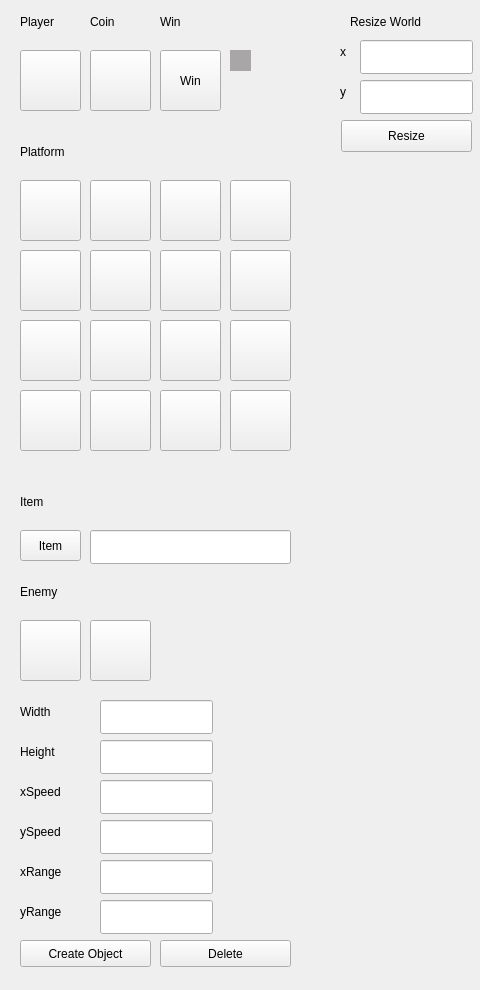
This is MapMaker/mainwindow.ui in bstee615/project as Qt 5 draws it before an edit. The edited form follows.
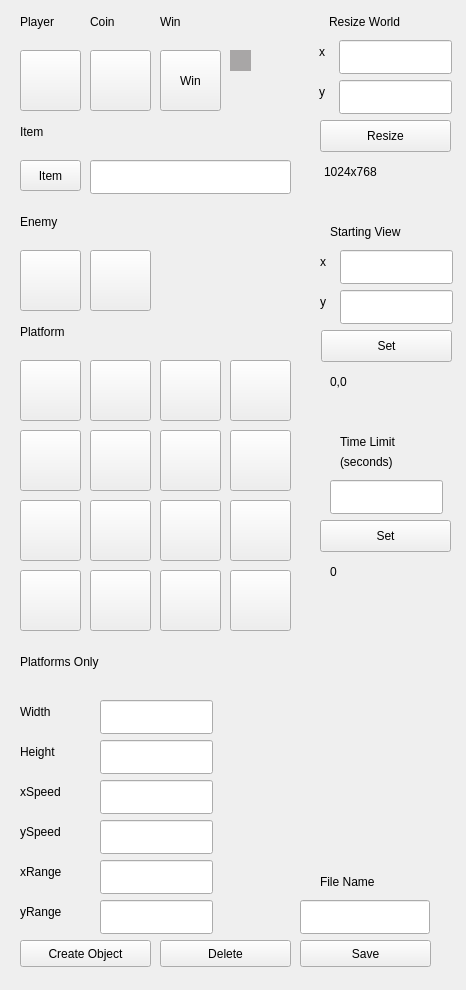
This is the edited form. Icons and pictures are not drawn.

What changed in the file:
```diff
--- a/MapMaker/mainwindow.ui
+++ b/MapMaker/mainwindow.ui
@@ -6,7 +6,7 @@
    <rect>
     <x>0</x>
     <y>0</y>
-    <width>480</width>
+    <width>466</width>
     <height>990</height>
    </rect>
   </property>
@@ -30,7 +30,7 @@
    <property name="geometry">
     <rect>
      <x>20</x>
-     <y>180</y>
+     <y>360</y>
      <width>61</width>
      <height>61</height>
     </rect>
@@ -59,7 +59,7 @@
    <property name="geometry">
     <rect>
      <x>90</x>
-     <y>180</y>
+     <y>360</y>
      <width>61</width>
      <height>61</height>
     </rect>
@@ -88,7 +88,7 @@
    <property name="geometry">
     <rect>
      <x>160</x>
-     <y>180</y>
+     <y>360</y>
      <width>61</width>
      <height>61</height>
     </rect>
@@ -117,7 +117,7 @@
    <property name="geometry">
     <rect>
      <x>230</x>
-     <y>180</y>
+     <y>360</y>
      <width>61</width>
      <height>61</height>
     </rect>
@@ -146,7 +146,7 @@
    <property name="geometry">
     <rect>
      <x>90</x>
-     <y>250</y>
+     <y>430</y>
      <width>61</width>
      <height>61</height>
     </rect>
@@ -175,7 +175,7 @@
    <property name="geometry">
     <rect>
      <x>160</x>
-     <y>250</y>
+     <y>430</y>
      <width>61</width>
      <height>61</height>
     </rect>
@@ -204,7 +204,7 @@
    <property name="geometry">
     <rect>
      <x>20</x>
-     <y>250</y>
+     <y>430</y>
      <width>61</width>
      <height>61</height>
     </rect>
@@ -233,7 +233,7 @@
    <property name="geometry">
     <rect>
      <x>230</x>
-     <y>250</y>
+     <y>430</y>
      <width>61</width>
      <height>61</height>
     </rect>
@@ -262,7 +262,7 @@
    <property name="geometry">
     <rect>
      <x>90</x>
-     <y>320</y>
+     <y>500</y>
      <width>61</width>
      <height>61</height>
     </rect>
@@ -291,7 +291,7 @@
    <property name="geometry">
     <rect>
      <x>160</x>
-     <y>320</y>
+     <y>500</y>
      <width>61</width>
      <height>61</height>
     </rect>
@@ -320,7 +320,7 @@
    <property name="geometry">
     <rect>
      <x>20</x>
-     <y>320</y>
+     <y>500</y>
      <width>61</width>
      <height>61</height>
     </rect>
@@ -349,7 +349,7 @@
    <property name="geometry">
     <rect>
      <x>230</x>
-     <y>320</y>
+     <y>500</y>
      <width>61</width>
      <height>61</height>
     </rect>
@@ -378,7 +378,7 @@
    <property name="geometry">
     <rect>
      <x>90</x>
-     <y>390</y>
+     <y>570</y>
      <width>61</width>
      <height>61</height>
     </rect>
@@ -407,7 +407,7 @@
    <property name="geometry">
     <rect>
      <x>160</x>
-     <y>390</y>
+     <y>570</y>
      <width>61</width>
      <height>61</height>
     </rect>
@@ -436,7 +436,7 @@
    <property name="geometry">
     <rect>
      <x>20</x>
-     <y>390</y>
+     <y>570</y>
      <width>61</width>
      <height>61</height>
     </rect>
@@ -465,7 +465,7 @@
    <property name="geometry">
     <rect>
      <x>230</x>
-     <y>390</y>
+     <y>570</y>
      <width>61</width>
      <height>61</height>
     </rect>
@@ -565,7 +565,7 @@
    <property name="geometry">
     <rect>
      <x>20</x>
-     <y>140</y>
+     <y>320</y>
      <width>85</width>
      <height>24</height>
     </rect>
@@ -591,7 +591,7 @@
    <property name="geometry">
     <rect>
      <x>20</x>
-     <y>490</y>
+     <y>120</y>
      <width>85</width>
      <height>24</height>
     </rect>
@@ -604,7 +604,7 @@
    <property name="geometry">
     <rect>
      <x>20</x>
-     <y>530</y>
+     <y>160</y>
      <width>61</width>
      <height>31</height>
     </rect>
@@ -629,7 +629,7 @@
    <property name="geometry">
     <rect>
      <x>90</x>
-     <y>530</y>
+     <y>160</y>
      <width>201</width>
      <height>34</height>
     </rect>
@@ -639,7 +639,7 @@
    <property name="geometry">
     <rect>
      <x>20</x>
-     <y>580</y>
+     <y>210</y>
      <width>85</width>
      <height>24</height>
     </rect>
@@ -652,7 +652,7 @@
    <property name="geometry">
     <rect>
      <x>90</x>
-     <y>620</y>
+     <y>250</y>
      <width>61</width>
      <height>61</height>
     </rect>
@@ -681,7 +681,7 @@
    <property name="geometry">
     <rect>
      <x>20</x>
-     <y>620</y>
+     <y>250</y>
      <width>61</width>
      <height>61</height>
     </rect>
@@ -914,7 +914,7 @@
   <widget class="QLabel" name="label_13">
    <property name="geometry">
     <rect>
-     <x>350</x>
+     <x>329</x>
      <y>10</y>
      <width>121</width>
      <height>24</height>
@@ -927,7 +927,7 @@
   <widget class="QLabel" name="label_14">
    <property name="geometry">
     <rect>
-     <x>340</x>
+     <x>319</x>
      <y>40</y>
      <width>16</width>
      <height>24</height>
@@ -940,7 +940,7 @@
   <widget class="QLabel" name="label_15">
    <property name="geometry">
     <rect>
-     <x>340</x>
+     <x>319</x>
      <y>80</y>
      <width>16</width>
      <height>24</height>
@@ -953,7 +953,7 @@
   <widget class="QLineEdit" name="LEresizeX">
    <property name="geometry">
     <rect>
-     <x>360</x>
+     <x>339</x>
      <y>40</y>
      <width>113</width>
      <height>34</height>
@@ -963,7 +963,7 @@
   <widget class="QLineEdit" name="LEresizeY">
    <property name="geometry">
     <rect>
-     <x>360</x>
+     <x>339</x>
      <y>80</y>
      <width>113</width>
      <height>34</height>
@@ -973,7 +973,7 @@
   <widget class="QPushButton" name="PBresize">
    <property name="geometry">
     <rect>
-     <x>341</x>
+     <x>320</x>
      <y>120</y>
      <width>131</width>
      <height>32</height>
@@ -983,6 +983,218 @@
     <string>Resize</string>
    </property>
   </widget>
+  <widget class="QLabel" name="label_16">
+   <property name="geometry">
+    <rect>
+     <x>20</x>
+     <y>650</y>
+     <width>141</width>
+     <height>24</height>
+    </rect>
+   </property>
+   <property name="text">
+    <string>Platforms Only</string>
+   </property>
+  </widget>
+  <widget class="QPushButton" name="Save">
+   <property name="geometry">
+    <rect>
+     <x>300</x>
+     <y>940</y>
+     <width>131</width>
+     <height>27</height>
+    </rect>
+   </property>
+   <property name="text">
+    <string>Save</string>
+   </property>
+   <property name="checkable">
+    <bool>false</bool>
+   </property>
+  </widget>
+  <widget class="QLineEdit" name="LEfilename">
+   <property name="geometry">
+    <rect>
+     <x>300</x>
+     <y>900</y>
+     <width>130</width>
+     <height>34</height>
+    </rect>
+   </property>
+  </widget>
+  <widget class="QLabel" name="label_17">
+   <property name="geometry">
+    <rect>
+     <x>320</x>
+     <y>870</y>
+     <width>130</width>
+     <height>24</height>
+    </rect>
+   </property>
+   <property name="text">
+    <string>File Name</string>
+   </property>
+  </widget>
+  <widget class="QPushButton" name="PBsetStart">
+   <property name="geometry">
+    <rect>
+     <x>321</x>
+     <y>330</y>
+     <width>131</width>
+     <height>32</height>
+    </rect>
+   </property>
+   <property name="text">
+    <string>Set</string>
+   </property>
+  </widget>
+  <widget class="QLabel" name="label_18">
+   <property name="geometry">
+    <rect>
+     <x>330</x>
+     <y>220</y>
+     <width>131</width>
+     <height>24</height>
+    </rect>
+   </property>
+   <property name="text">
+    <string>Starting View</string>
+   </property>
+  </widget>
+  <widget class="QLabel" name="label_19">
+   <property name="geometry">
+    <rect>
+     <x>320</x>
+     <y>250</y>
+     <width>16</width>
+     <height>24</height>
+    </rect>
+   </property>
+   <property name="text">
+    <string>x</string>
+   </property>
+  </widget>
+  <widget class="QLineEdit" name="LEstartX">
+   <property name="geometry">
+    <rect>
+     <x>340</x>
+     <y>250</y>
+     <width>113</width>
+     <height>34</height>
+    </rect>
+   </property>
+  </widget>
+  <widget class="QLineEdit" name="LEstartY">
+   <property name="geometry">
+    <rect>
+     <x>340</x>
+     <y>290</y>
+     <width>113</width>
+     <height>34</height>
+    </rect>
+   </property>
+  </widget>
+  <widget class="QLabel" name="label_20">
+   <property name="geometry">
+    <rect>
+     <x>320</x>
+     <y>290</y>
+     <width>16</width>
+     <height>24</height>
+    </rect>
+   </property>
+   <property name="text">
+    <string>y</string>
+   </property>
+  </widget>
+  <widget class="QLabel" name="LBsize">
+   <property name="geometry">
+    <rect>
+     <x>324</x>
+     <y>160</y>
+     <width>121</width>
+     <height>24</height>
+    </rect>
+   </property>
+   <property name="text">
+    <string>1024x768</string>
+   </property>
+  </widget>
+  <widget class="QLabel" name="label_21">
+   <property name="geometry">
+    <rect>
+     <x>340</x>
+     <y>430</y>
+     <width>101</width>
+     <height>24</height>
+    </rect>
+   </property>
+   <property name="text">
+    <string>Time Limit</string>
+   </property>
+  </widget>
+  <widget class="QLineEdit" name="LEtime">
+   <property name="geometry">
+    <rect>
+     <x>330</x>
+     <y>480</y>
+     <width>113</width>
+     <height>34</height>
+    </rect>
+   </property>
+  </widget>
+  <widget class="QLabel" name="label_22">
+   <property name="geometry">
+    <rect>
+     <x>340</x>
+     <y>450</y>
+     <width>101</width>
+     <height>24</height>
+    </rect>
+   </property>
+   <property name="text">
+    <string>(seconds)</string>
+   </property>
+  </widget>
+  <widget class="QPushButton" name="PBsetTime">
+   <property name="geometry">
+    <rect>
+     <x>320</x>
+     <y>520</y>
+     <width>131</width>
+     <height>32</height>
+    </rect>
+   </property>
+   <property name="text">
+    <string>Set</string>
+   </property>
+  </widget>
+  <widget class="QLabel" name="LBstart">
+   <property name="geometry">
+    <rect>
+     <x>330</x>
+     <y>370</y>
+     <width>121</width>
+     <height>24</height>
+    </rect>
+   </property>
+   <property name="text">
+    <string>0,0</string>
+   </property>
+  </widget>
+  <widget class="QLabel" name="LBtime">
+   <property name="geometry">
+    <rect>
+     <x>330</x>
+     <y>560</y>
+     <width>111</width>
+     <height>24</height>
+    </rect>
+   </property>
+   <property name="text">
+    <string>0</string>
+   </property>
+  </widget>
  </widget>
  <layoutdefault spacing="6" margin="11"/>
  <resources>
```
